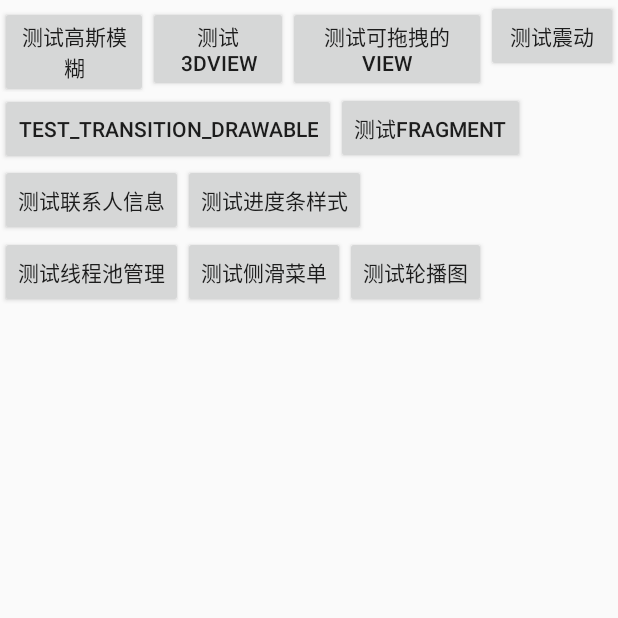
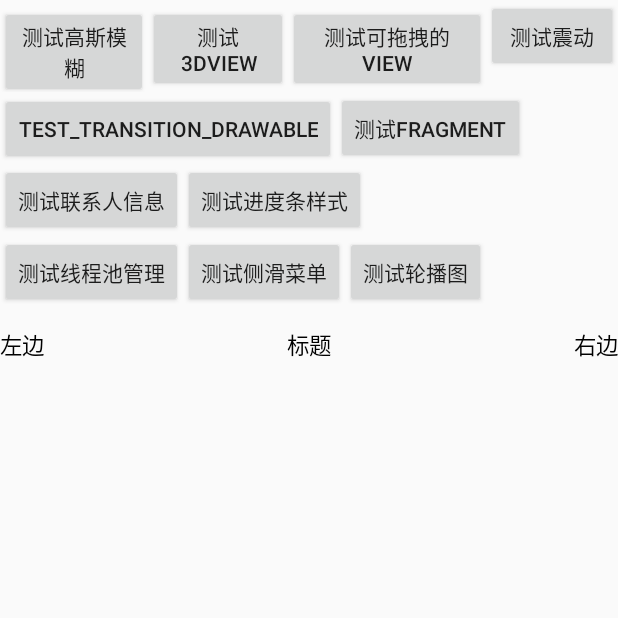
Before and after one commit to LimbF/CustomView, an Android app: the screen it shows after launch (MainActivity), on a phone screen of 412 x 824 dp, the top half of it. Run offline under Robolectric (Android 15) with nearby library versions, the phone set to English and light mode, and no system bars; 2 statements that could not run were skipped.

Commit message:
添加自定义头部标题栏布局

```diff
--- /dev/null
+++ b/app/src/main/java/com/limb/customview/view/MyTitleBar.java
@@ -0,0 +1,176 @@
+package com.limb.customview.view;
+
+import android.content.Context;
+import android.content.res.TypedArray;
+import android.util.AttributeSet;
+import android.view.Gravity;
+import android.view.View;
+import android.widget.RelativeLayout;
+import android.widget.TextView;
+
+import com.limb.customview.R;
+import com.limb.customview.utils.DensityUtil;
+
+/**
+ * Created by limb on 2016/6/17.
+ */
+public class MyTitleBar extends RelativeLayout {
+    private String leftContent;
+    private int leftColor;
+    private float leftSize;
+    private int leftVisible;//0代表显示，4、8代表隐藏
+    private int leftDrawable;
+
+    private String centerContent;
+    private int centerColor;
+    private float centerSize;
+    private int centerVisible;
+
+    private String rightContent;
+    private int rightColor;
+    private float rightSize;
+    private int rightVisible;
+
+    private TextView leftButton;
+    private TextView centerTitle;
+    private TextView rightButton;
+
+    private MyTitleBarListener myTitileBarListenr;
+
+
+
+    public MyTitleBar(Context context) {
+        super(context);
+    }
+
+    public MyTitleBar(Context context, AttributeSet attrs) {
+        super(context, attrs);
+        //添加到左边
+        addLeft(context, attrs);
+
+        //添加到中间
+        addCenter(context, attrs);
+
+        //添加到右边
+        addRight(context, attrs);
+
+    }
+
+
+
+    public MyTitleBar(Context context, AttributeSet attrs, int defStyleAttr) {
+        super(context, attrs, defStyleAttr);
+    }
+    /**
+     * 添加右边控件
+     * @param context
+     * @param attrs
+     */
+    private void addRight(Context context, AttributeSet attrs) {
+        TypedArray ta = context.obtainStyledAttributes(attrs, R.styleable.MyTitleBar);
+        rightSize = ta.getDimension(R.styleable.MyTitleBar_rightTextSize, 19);
+        rightColor = ta.getColor(R.styleable.MyTitleBar_rightTextColor, 0);
+        rightContent = ta.getString(R.styleable.MyTitleBar_rightTextContent);
+        rightVisible = ta.getInteger(R.styleable.MyTitleBar_rightTextVisible,VISIBLE);
+
+        rightButton = new TextView(context);
+        LayoutParams paramsRight = new LayoutParams(LayoutParams.WRAP_CONTENT
+                , LayoutParams.MATCH_PARENT);
+        //放在父类的右边
+        paramsRight.addRule(RelativeLayout.ALIGN_PARENT_RIGHT);
+        paramsRight.rightMargin = DensityUtil.dip2px(context, 13);
+        rightButton.setText(rightContent);
+        rightButton.setTextColor(rightColor);
+        rightButton.setTextSize(rightSize);
+        rightButton.setVisibility(rightVisible);
+        rightButton.setGravity(Gravity.CENTER);
+        addView(rightButton, paramsRight);
+
+        rightButton.setOnClickListener(new OnClickListener() {
+            @Override
+            public void onClick(View v) {
+                if(myTitileBarListenr!=null){
+                    myTitileBarListenr.rightListenr();
+                }
+            }
+        });
+    }
+
+    /**
+     * 添加中间控件
+     * @param context
+     * @param attrs
+     */
+    private void addCenter(Context context, AttributeSet attrs) {
+        TypedArray ta = context.obtainStyledAttributes(attrs, R.styleable.MyTitleBar);
+        centerSize = ta.getDimension(R.styleable.MyTitleBar_centerTextSize, 19);
+        centerColor = ta.getColor(R.styleable.MyTitleBar_centerTextColor, 0);
+        centerContent = ta.getString(R.styleable.MyTitleBar_centerTextContent);
+        centerVisible = ta.getInteger(R.styleable.MyTitleBar_centerTextVisible,VISIBLE);
+        centerTitle = new TextView(context);
+        LayoutParams paramsCenter = new LayoutParams(LayoutParams.WRAP_CONTENT
+                , LayoutParams.MATCH_PARENT);
+        paramsCenter.addRule(RelativeLayout.CENTER_IN_PARENT);
+        centerTitle.setText(centerContent);
+        centerTitle.setTextColor(centerColor);
+        centerTitle.setTextSize(centerSize);
+        centerTitle.setGravity(Gravity.CENTER);
+        centerTitle.setVisibility(centerVisible);
+        addView(centerTitle, paramsCenter);
+    }
+
+    /**
+     * 添加左边控件
+     * @param context
+     * @param attrs
+     */
+    private void addLeft(Context context, AttributeSet attrs) {
+        //获取自定义属性类型
+        TypedArray ta = context.obtainStyledAttributes(attrs, R.styleable.MyTitleBar);
+        //字体大小
+        leftSize = ta.getDimension(R.styleable.MyTitleBar_leftTextSize, 17);
+        //字体颜色
+        leftColor = ta.getColor(R.styleable.MyTitleBar_leftTextColor, 0);
+        //控件文本
+        leftContent = ta.getString(R.styleable.MyTitleBar_leftTextContent);
+        leftVisible = ta.getInteger(R.styleable.MyTitleBar_leftTextVisible, VISIBLE);
+//        leftDrawable = ta.getInteger(R.styleable.MyTitleBar_leftDrawable, R.mipmap.ic_launcher);
+
+
+        //控件对象
+        leftButton = new TextView(context);
+        LayoutParams paramsLeft = new LayoutParams(LayoutParams.WRAP_CONTENT
+                , LayoutParams.MATCH_PARENT);
+        paramsLeft.leftMargin = DensityUtil.dip2px(context, 13);
+        leftButton.setText(leftContent);
+        leftButton.setGravity(CENTER_VERTICAL);
+        leftButton.setGravity(Gravity.CENTER);
+        leftButton.setTextSize(leftSize);
+        leftButton.setVisibility(leftVisible);
+//        //设置左边图片
+//        leftButton.setCompoundDrawablesRelativeWithIntrinsicBounds(
+//                getResources().getDrawable(leftDrawable), null, null, null);
+        leftButton.setTextColor(leftColor);
+        //添加到父容器
+        addView(leftButton, paramsLeft);
+
+        leftButton.setOnClickListener(new OnClickListener() {
+            @Override
+            public void onClick(View v) {
+                if (myTitileBarListenr != null) {
+                    myTitileBarListenr.leftListenr();
+                }
+            }
+        });
+    }
+    public void setTitleBarListener(MyTitleBarListener myTitileBarListenr){
+        this.myTitileBarListenr = myTitileBarListenr;
+    }
+
+
+    public interface MyTitleBarListener{
+        void leftListenr();
+        void rightListenr();
+    }
+
+}
--- a/app/src/main/res/layout/activity_main.xml
+++ b/app/src/main/res/layout/activity_main.xml
@@ -1,6 +1,7 @@
 <?xml version="1.0" encoding="utf-8"?>
 <LinearLayout   xmlns:android="http://schemas.android.com/apk/res/android"
     xmlns:tools="http://schemas.android.com/tools" android:layout_width="match_parent"
+    xmlns:mytitlebar="http://schemas.android.com/apk/res-auto"
     android:layout_height="match_parent" android:fitsSystemWindows="true"
     android:orientation="vertical"
     tools:context=".MainActivity">
@@ -90,4 +91,18 @@
             android:text="测试轮播图"
             />
     </LinearLayout>
+    <com.limb.customview.view.MyTitleBar
+        android:id="@+id/mtb_head_layout"
+        android:layout_width="match_parent"
+        android:layout_height="49dp"
+        mytitlebar:leftTextColor="@color/black"
+        mytitlebar:leftTextContent="左边"
+        mytitlebar:leftTextSize="10sp"
+        mytitlebar:centerTextColor="@color/black"
+        mytitlebar:centerTextContent="标题"
+        mytitlebar:centerTextSize="10sp"
+        mytitlebar:rightTextColor="@color/black"
+        mytitlebar:rightTextContent="右边"
+        mytitlebar:rightTextSize="10sp"
+        />
 </LinearLayout>
--- /dev/null
+++ b/app/src/main/res/values/attrs.xml
@@ -0,0 +1,21 @@
+<?xml version="1.0" encoding="utf-8"?>
+<resources>
+    <declare-styleable name="MyTitleBar">
+        <!-- 左侧自定义属性-->
+        <attr name="leftTextContent" format="string" />
+        <attr name="leftTextSize" format="dimension" />
+        <attr name="leftTextColor" format="color|reference" />
+        <attr name="leftTextVisible" format="integer"/>
+        <attr name="leftDrawable" format="integer"/>
+        <!--中心自定义属性-->
+        <attr name="centerTextContent" format="string" />
+        <attr name="centerTextSize" format="dimension" />
+        <attr name="centerTextColor" format="color|reference" />
+        <attr name="centerTextVisible" format="integer"/>
+        <!--右侧自定义属性-->
+        <attr name="rightTextContent" format="string" />
+        <attr name="rightTextSize" format="dimension" />
+        <attr name="rightTextColor" format="color|reference" />
+        <attr name="rightTextVisible" format="integer"/>
+    </declare-styleable>
+</resources>
```
